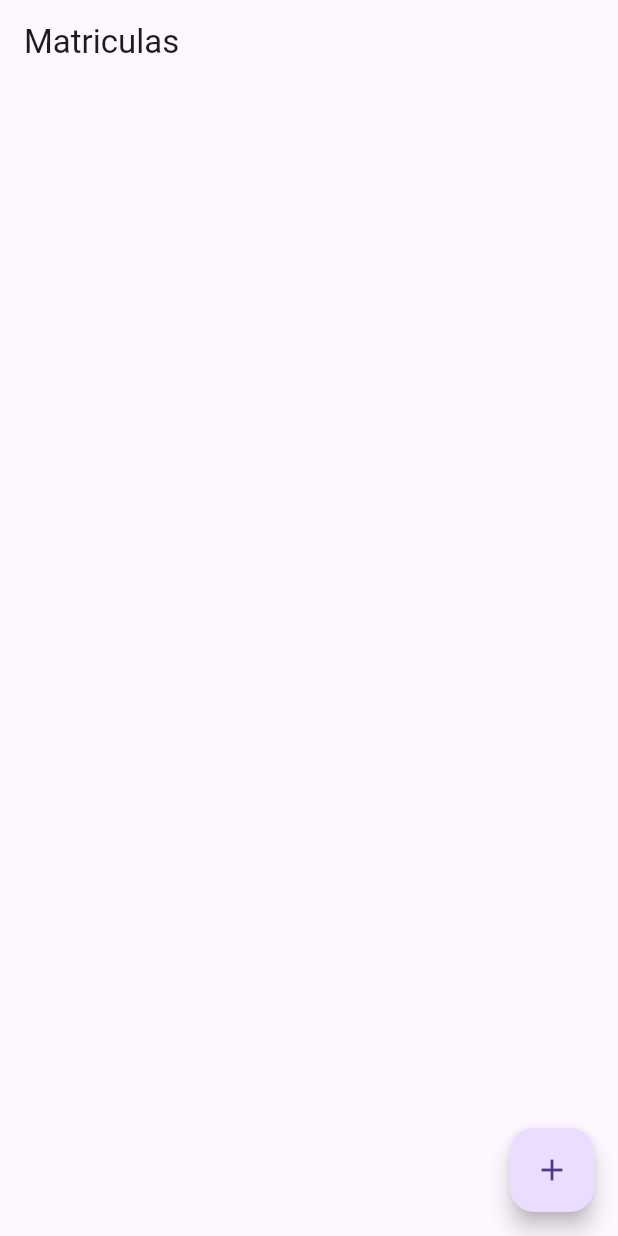
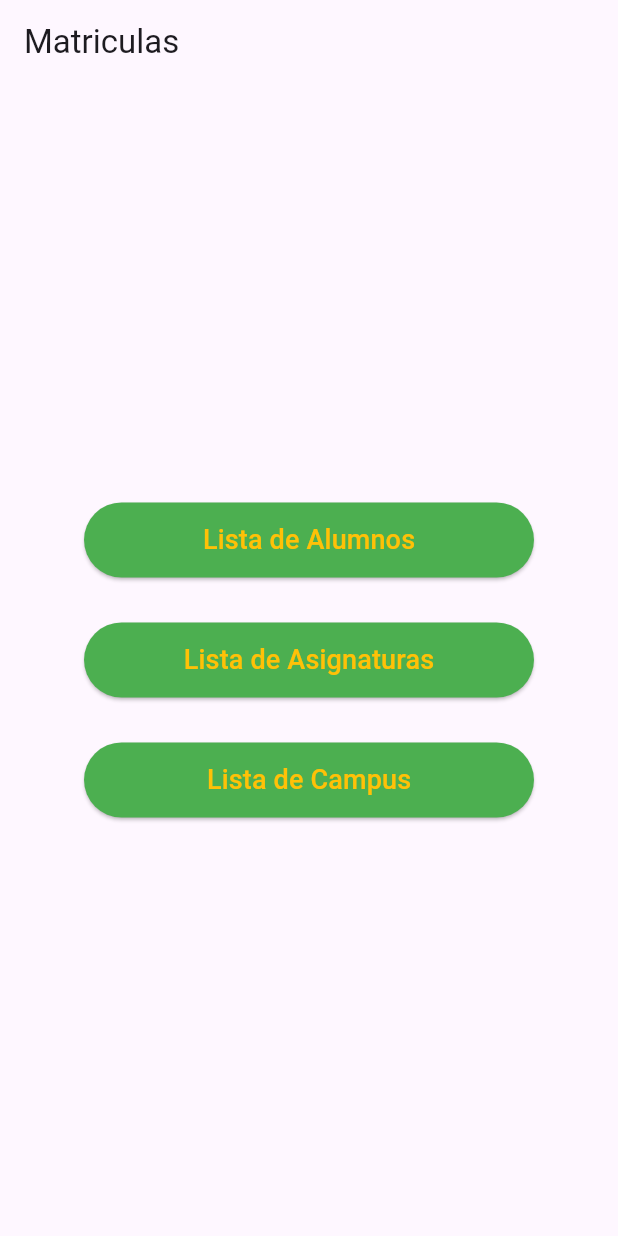
Before and after one commit to Jordy-Pedro-Valencia-Jara/asignatura, a Flutter app: the screen it shows after launch, on a phone screen of 412 x 824 dp. Run offline on Flutter 3.47's test engine with Material 3 defaults, Android fonts, the phone set to English and light mode, and no system bars; our stand-ins replace sqflite; accounts and stored records are empty.

Commit message:
Lista de alumnos implementada

```diff
--- a/lib/Inicio.dart
+++ b/lib/Inicio.dart
@@ -12,12 +12,67 @@ class Inicio extends StatelessWidget{
       appBar: AppBar(
         title: Text("Matriculas"),
       ),
-      floatingActionButton: FloatingActionButton(
-        child: Icon(Icons.add),
-        onPressed: (){
+      body: Center(
+        child: Column(
+          mainAxisAlignment: MainAxisAlignment.center,
+          children: <Widget>[
+            SizedBox(
+              width: 300,
+              height: 50,
+              child: ElevatedButton(
+                onPressed: (){
+                  Navigator.pushNamed(context,"/ListaAlumno");
+                },
+              style: ElevatedButton.styleFrom(
+                backgroundColor: Colors.green,
+                foregroundColor: Colors.amber,
+              ),
+              child: Text(
+                "Lista de Alumnos",
+                style: TextStyle(fontSize: 18),
+              ),
+        ),
+      ),
+      SizedBox(height: 30,),
+            SizedBox(
+              width: 300,
+              height: 50,
+              child: ElevatedButton(
+                onPressed: (){
+                  Navigator.pushNamed(context,"/ListaAsignatura");
+                },
+              style: ElevatedButton.styleFrom(
+                backgroundColor: Colors.green,
+                foregroundColor: Colors.amber,
+              ),
+              child: Text(
+                "Lista de Asignaturas",
+                style: TextStyle(fontSize: 18),
+              ),
+        ),
+      ),
+      SizedBox(height: 30,),
+            SizedBox(
+              width: 300,
+              height: 50,
+              child: ElevatedButton(
+                onPressed: (){
+                  Navigator.pushNamed(context,"/ListaCampus");
+                },
+              style: ElevatedButton.styleFrom(
+                backgroundColor: Colors.green,
+                foregroundColor: Colors.amber,
+              ),
+              child: Text(
+                "Lista de Campus",
+                style: TextStyle(fontSize: 18),
+              ),
+        ),
+      ),
+          ],
+        ),
 
-        }
-        ),
+    )
     );
   }
 }
--- a/lib/main.dart
+++ b/lib/main.dart
@@ -1,5 +1,9 @@
+import 'package:asignatura/EditarAlumno.dart';
+import 'package:asignatura/ListaAlumno.dart';
 import 'package:flutter/material.dart';
 import 'package:asignatura/Inicio.dart';
+import 'package:asignatura/ListaAsignatura.dart';
+import 'package:asignatura/ListaCampus.dart ';
 
 void main() {
   runApp(const MyApp());
@@ -27,7 +31,12 @@ class MyHomePage extends StatelessWidget{
     return MaterialApp(
       initialRoute: "/",
       routes: {
-        "/":(context) =>Inicio()
+        "/":(context) =>Inicio(),
+        '/ListaAlumno': (context) => ListaAlumno(),
+        '/ListaAsignatura': (context) => ListaAsignatura(),
+        '/ListaCampus': (context) => ListaCampus(),
+        '/EditarAlumno': (context)=>EditarAlumno(),
+
       },
     );
   }
```
Also changed, not shown: lib/ListaAlumno.dart (+75 -0 lines), lib/ListaAsignatura.dart (+14 -0 lines), lib/ListaCampus.dart (+14 -0 lines).
